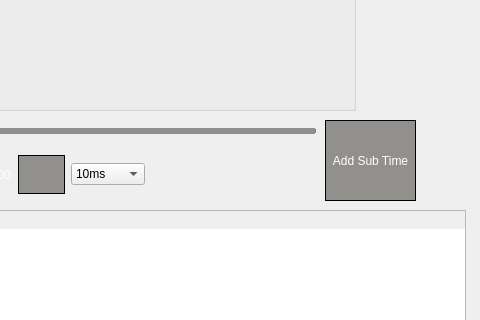
KemerDev/QtSubMaker, file mainwindow.ui: the form before one commit; both pictures show x 505 to 985 and y 229 to 549 of the 985 by 690 pixel window.
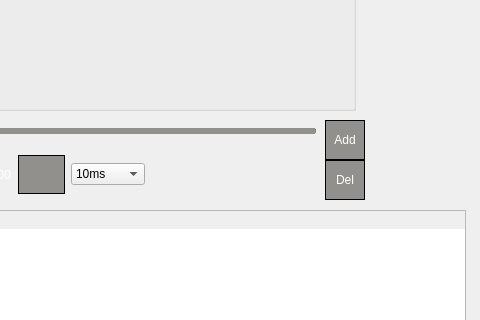
The form after the commit.

What changed in the file:
```diff
--- a/mainwindow.ui
+++ b/mainwindow.ui
@@ -424,8 +424,8 @@
      <rect>
       <x>830</x>
       <y>330</y>
-      <width>91</width>
-      <height>81</height>
+      <width>40</width>
+      <height>40</height>
      </rect>
     </property>
     <property name="styleSheet">
@@ -447,7 +447,38 @@
 }</string>
     </property>
     <property name="text">
-     <string>Add Sub Time</string>
+     <string>Add</string>
+    </property>
+   </widget>
+   <widget class="QPushButton" name="removeSubTimeButton">
+    <property name="geometry">
+     <rect>
+      <x>830</x>
+      <y>370</y>
+      <width>40</width>
+      <height>40</height>
+     </rect>
+    </property>
+    <property name="styleSheet">
+     <string notr="true">QPushButton
+{
+	background-color:  #91908d;
+	width: 45px;
+	height: 37px;
+    border: 1px solid #000000;
+	color: white;
+}
+
+QPushButton:hover {
+    background-color: #7c7b78; /* Change color on hover */
+}
+
+QPushButton:pressed {
+    background-color: #6c6b68; /* Change color when pressed */
+}</string>
+    </property>
+    <property name="text">
+     <string>Del</string>
     </property>
    </widget>
   </widget>
```
